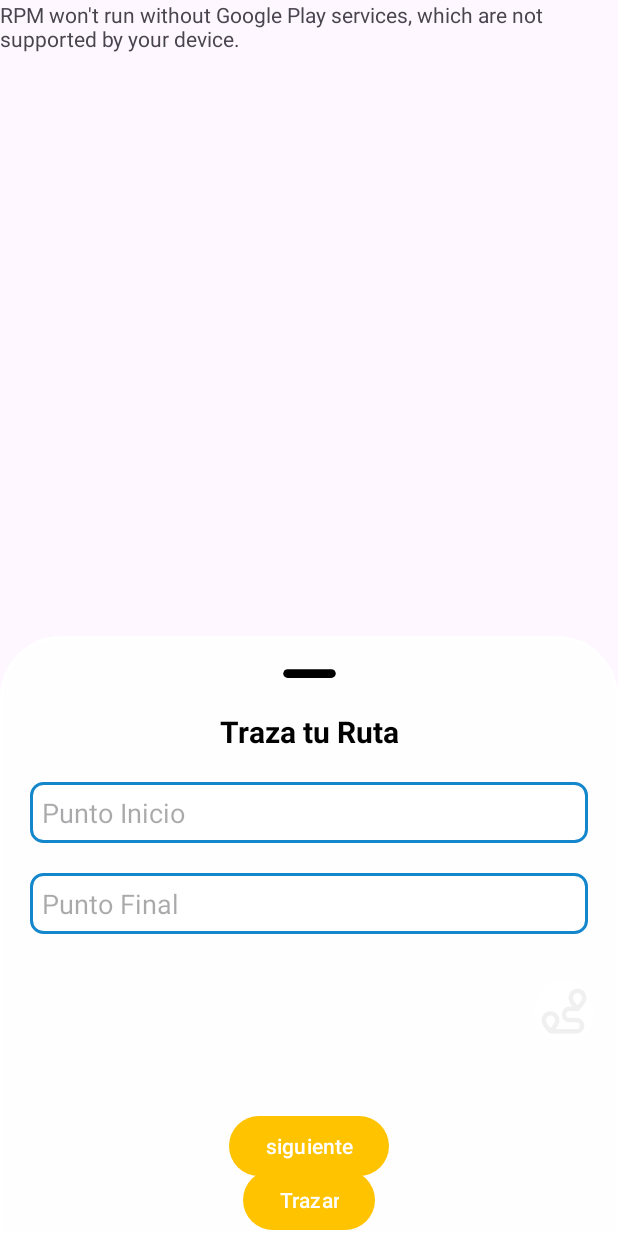
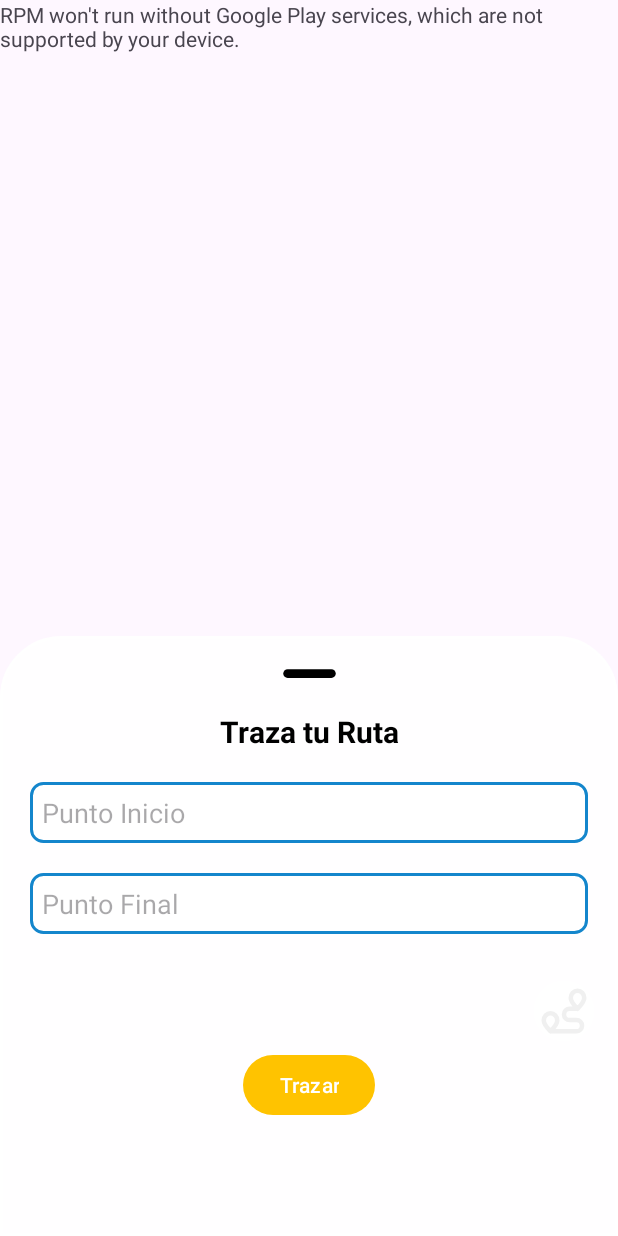
Before and after one commit to alvarolpz43/RPMMovil, an Android app: the MapActivity screen opened directly, with no data from a screen before it, after a tap on an icon or button, on a phone screen of 412 x 824 dp. Run offline under Robolectric (Android 15) with nearby library versions, the phone set to English and light mode, and no system bars.

Commit message:
Cambio de boton de presupuesto

```diff
--- a/app/src/main/java/com/rpm/rpmmovil/Routes/MapActivity.kt
+++ b/app/src/main/java/com/rpm/rpmmovil/Routes/MapActivity.kt
@@ -204,6 +204,7 @@ class MapActivity : AppCompatActivity(), OnMapReadyCallback {
         binding.btnSave.visibility = View.GONE
         binding.btnDesp.visibility = View.GONE
         binding.iniciar.visibility = View.VISIBLE
+
     }
 
     override fun onMapReady(googleMap: GoogleMap) {
@@ -260,6 +261,7 @@ class MapActivity : AppCompatActivity(), OnMapReadyCallback {
 
                 binding.btnSave.visibility = View.VISIBLE
                 binding.km.visibility = View.VISIBLE
+                binding.btnsiguiente.visibility= View.VISIBLE
 
                 binding.btnSave.setOnClickListener() {
                     val intent = Intent(this, saveRutasActivity::class.java)
--- a/app/src/main/res/layout/activity_map.xml
+++ b/app/src/main/res/layout/activity_map.xml
@@ -53,10 +53,23 @@
             android:text="Botón"
             app:layout_constraintBottom_toTopOf="@+id/btnDesp"
             app:layout_constraintEnd_toEndOf="parent"
-            android:visibility="gone"
+            android:visibility="gone"/>
 
-            />
 
+        <ImageView
+            android:id="@+id/btnsiguiente"
+            android:layout_width="40dp"
+            android:layout_height="40dp"
+            android:padding="2dp"
+            android:src="@drawable/ic_ppto"
+            android:background="@drawable/button_rounded"
+            app:layout_constraintBottom_toTopOf="@id/btnDesp"
+            app:layout_constraintEnd_toEndOf="parent"
+            app:layout_constraintHorizontal_bias="0.95"
+            app:layout_constraintStart_toStartOf="parent"
+            app:layout_constraintTop_toBottomOf="@+id/btnSave"
+            app:layout_constraintVertical_bias="0.5"
+            android:visibility="invisible"/>
 
         <ImageView
             android:id="@+id/btnDesp"
@@ -169,21 +182,12 @@
                 android:id="@+id/btnCalculateRoute"
                 android:layout_width="wrap_content"
                 android:layout_height="wrap_content"
+                android:layout_margin="15dp"
                 android:text="Trazar"
                 app:layout_constraintBottom_toBottomOf="parent"
                 app:layout_constraintEnd_toEndOf="parent"
-                app:layout_constraintStart_toStartOf="parent" />
-            <Button
-                android:id="@+id/btnsiguiente"
-                android:layout_width="wrap_content"
-                android:layout_height="wrap_content"
-                android:layout_marginBottom="36dp"
-                android:text="siguiente"
-                app:layout_constraintBottom_toBottomOf="parent"
-                app:layout_constraintEnd_toEndOf="parent"
-                app:layout_constraintStart_toStartOf="parent" />
-
-
+                app:layout_constraintStart_toStartOf="parent"
+                app:layout_constraintTop_toBottomOf="@+id/pFinal" />
 
 
         </androidx.constraintlayout.widget.ConstraintLayout>
```
Also changed, not shown: app/src/main/res/drawable/ic_ppto.png (added).
